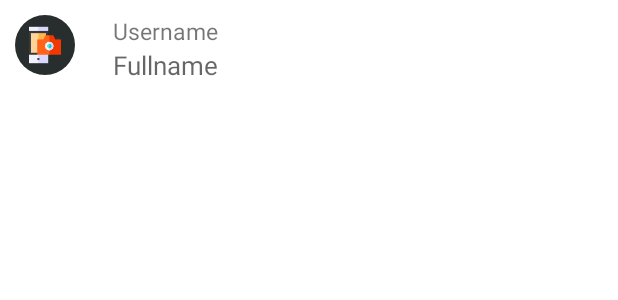
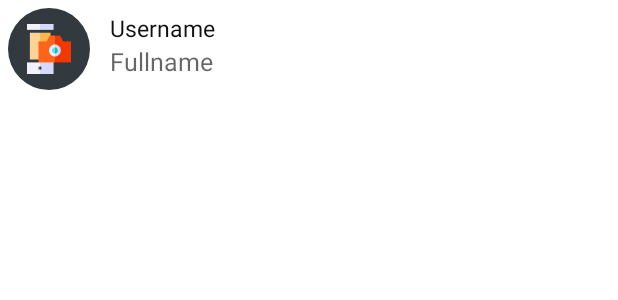
Before and after one commit to gautamjain09/Techobyte, an Android app: the layout user_item.xml on its own in the app's theme, with its tools: preview values and no code run, on a phone screen of 412 x 824 dp. Shown: the top 300 px of the screen. Run offline under Robolectric (Android 15) with nearby library versions, the phone set to English and light mode, and no system bars.

Commit message:
Searching Users

```diff
--- a/app/src/main/java/com/gautamjain/techobyte/Modal/User.java
+++ b/app/src/main/java/com/gautamjain/techobyte/Modal/User.java
@@ -3,6 +3,8 @@ package com.gautamjain.techobyte.Modal;
 public class User {
 
     private String username, name, id, bio, email,imageUrl;
+
+    public User(){}
 
     public User(String username, String name, String id, String bio, String email, String imageUrl) {
         this.username = username;
--- a/app/src/main/res/layout/user_item.xml
+++ b/app/src/main/res/layout/user_item.xml
@@ -5,18 +5,17 @@
 
     <de.hdodenhof.circleimageview.CircleImageView
         android:id="@+id/profile_image"
-        android:layout_width="60dp"
-        android:layout_height="60dp"
+        android:layout_width="65dp"
+        android:layout_height="65dp"
         android:src="@mipmap/ic_launcher"
-        android:padding="10dp" />
+        android:padding="5dp" />
 
     <LinearLayout
         android:layout_width="wrap_content"
         android:layout_height="wrap_content"
         android:layout_toRightOf="@id/profile_image"
-        android:layout_marginLeft="5dp"
         android:orientation="vertical"
-        android:padding="10dp">
+        android:padding="8dp">
 
         <TextView
             android:id="@+id/username"
@@ -24,6 +23,7 @@
             android:layout_height="wrap_content"
             android:text="Username"
             android:textAppearance="@style/TextAppearance.AppCompat.Small"
+            android:textColor="@color/black"
             android:textSize="15sp">
         </TextView>
 
@@ -33,23 +33,23 @@
             android:layout_height="wrap_content"
             android:text="Fullname"
             android:textAppearance="@style/TextAppearance.AppCompat.Medium"
-            android:textSize="17sp">
+            android:textSize="16.5sp">
         </TextView>
     </LinearLayout>
 
     <Button
         android:id="@+id/follow_btn"
         android:layout_width="wrap_content"
-        android:layout_height="40dp"
+        android:layout_height="25dp"
         android:layout_alignParentEnd="true"
         android:layout_centerInParent="true"
-        android:backgroundTint="@color/white"
-        android:text="+Follow"
-        android:textSize="12sp"
-        android:textColor="@color/purple_700"
         android:layout_marginRight="10dp"
+        android:background="@drawable/button_background"
+        android:backgroundTint="@color/purple_500"
+        android:text="+follow"
         android:textAllCaps="false"
-        android:visibility="gone"/>
-
+        android:textSize="9sp"
+        android:padding="0dp"
+        android:visibility="gone" />
 
 </RelativeLayout>
--- a/app/src/main/res/values/ic_launcher_background.xml
+++ b/app/src/main/res/values/ic_launcher_background.xml
@@ -1,4 +1,4 @@
 <?xml version="1.0" encoding="utf-8"?>
 <resources>
-    <color name="ic_launcher_background">#282D2D</color>
+    <color name="ic_launcher_background">#32393F</color>
 </resources>
```
Also changed, not shown: app/src/main/java/com/gautamjain/techobyte/Adapter/UserAdapter.java (+5 -7 lines), app/src/main/java/com/gautamjain/techobyte/Fragments/SearchFragment.java (+47 -5 lines), app/src/main/java/com/gautamjain/techobyte/StartActivity.java (+10 -10 lines), app/src/main/res/layout/fragment_search.xml (+4 -3 lines), app/src/main/res/layout/tag_item.xml (added, +27 -0 lines), app/src/main/ic_launcher-playstore.png.
